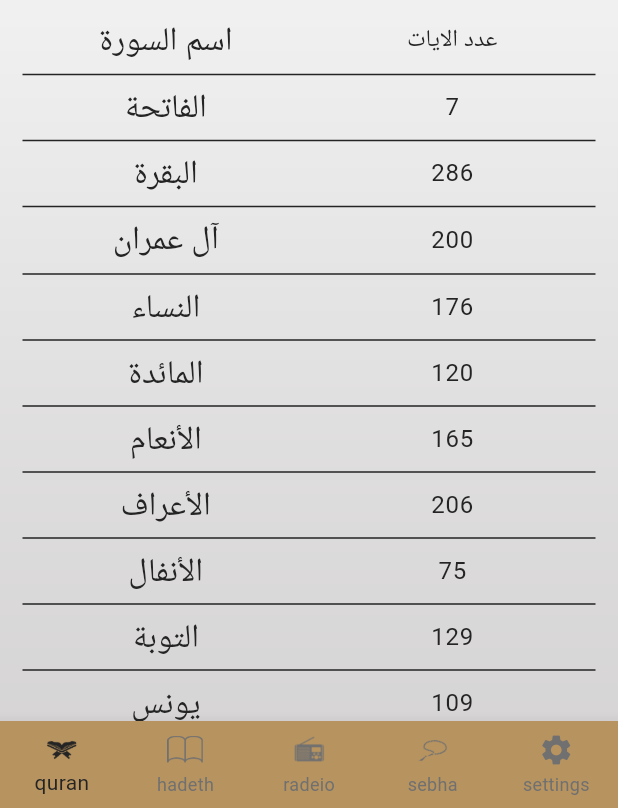
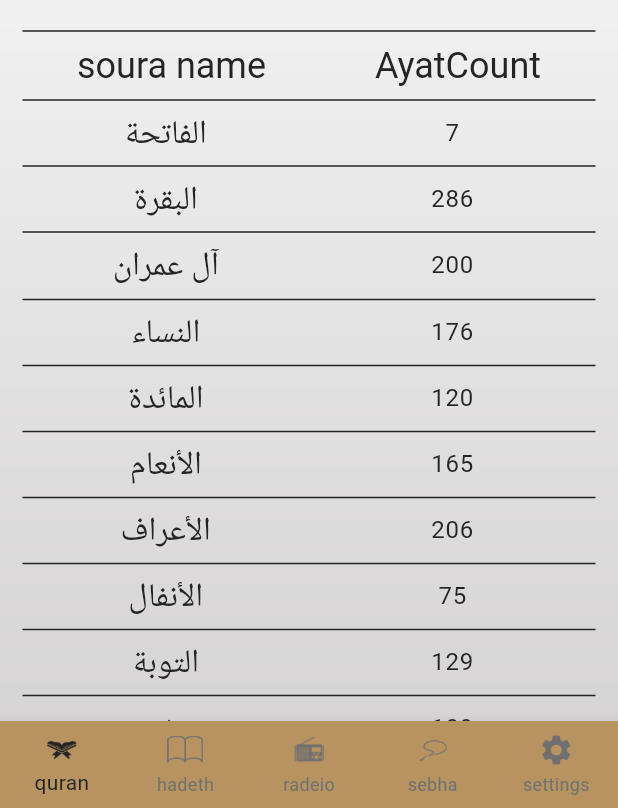
Before and after one commit to Amr-kh-dev/islame, a Flutter app: the screen it shows after launch, on a phone screen of 412 x 824 dp, the part 428-1236 px from its top. Run offline on Flutter 3.47's test engine with Material 3 defaults, Android fonts, the phone set to English and light mode, and no system bars; generated files the repository leaves out were written again.

Commit message:
finsh edit

```diff
--- a/lib/provider/provied_setting.dart
+++ b/lib/provider/provied_setting.dart
@@ -4,6 +4,7 @@ class ProviedSetting with ChangeNotifier {
   ThemeMode theme = ThemeMode.light;
   String languegeCode = 'en';
   bool get isDark => theme == ThemeMode.dark;
+  bool get isEnglish => languegeCode == 'en';
   String get backgroundImage => isDark ? 'dark_bg.png' : 'default_bg.png';
   changeTheme(ThemeMode selcetedTheme) {
     theme = selcetedTheme;
--- a/lib/tabs/quran/quran.dart
+++ b/lib/tabs/quran/quran.dart
@@ -6,7 +6,6 @@ import 'package:provider/provider.dart';
 
 class Quran extends StatelessWidget {
   final List<String> suraName = [
-    'اسم السورة',
     "الفاتحة",
     "البقرة",
     "آل عمران",
@@ -124,7 +123,6 @@ class Quran extends StatelessWidget {
   ];
 
   final List<String> suraAyatCount = [
-    'عدد الايات',
     '7',
     '286',
     '200',
@@ -244,9 +242,53 @@ class Quran extends StatelessWidget {
           const Image(
             image: AssetImage('assets/images/qur2an_screen_logo.png'),
           ),
+          Padding(
+            padding:
+                const EdgeInsets.only(left: 15, right: 15, top: 15, bottom: 0),
+            child: Column(
+              children: [
+                Divider(
+                  thickness: 1,
+                  color: setting.isDark ? ThemeApp.gold : ThemeApp.black,
+                ),
+                Row(
+                  mainAxisAlignment: MainAxisAlignment.spaceAround,
+                  children: [
+                    Text(
+                      setting.isEnglish ? 'soura name' : 'اسم الصوره',
+                      style: Theme.of(context)
+                          .textTheme
+                          .headlineLarge!
+                          .copyWith(
+                              color: setting.isDark
+                                  ? ThemeApp.gold
+                                  : ThemeApp.black,
+                              fontSize: 24),
+                    ),
+                    Text(
+                      setting.isEnglish ? 'AyatCount' : ' عدد الايات',
+                      style: Theme.of(context)
+                          .textTheme
+                          .headlineLarge!
+                          .copyWith(
+                              color: setting.isDark
+                                  ? ThemeApp.gold
+                                  : ThemeApp.black,
+                              fontSize: 24),
+                    ),
+                  ],
+                ),
+                Divider(
+                  thickness: 1,
+                  color: setting.isDark ? ThemeApp.gold : ThemeApp.black,
+                ),
+              ],
+            ),
+          ),
           Expanded(
             child: ListView.separated(
-              padding: const EdgeInsets.all(15),
+              padding: const EdgeInsets.only(
+                  left: 15, right: 15, top: 0, bottom: 15),
               itemCount: suraName.length,
               separatorBuilder: (context, index) => Divider(
                 thickness: 1,
@@ -257,8 +299,8 @@ class Quran extends StatelessWidget {
                   onTap: () => Navigator.of(context).pushNamed(
                     SuraContant.routeName,
                     arguments: SuraCountantArges(
-                      index: index == 0 ? index++ : index,
-                      suraName: suraName[index == 0 ? index++ : index],
+                      index: index,
+                      suraName: suraName[index],
                     ),
                   ),
                   child: Row(
```
